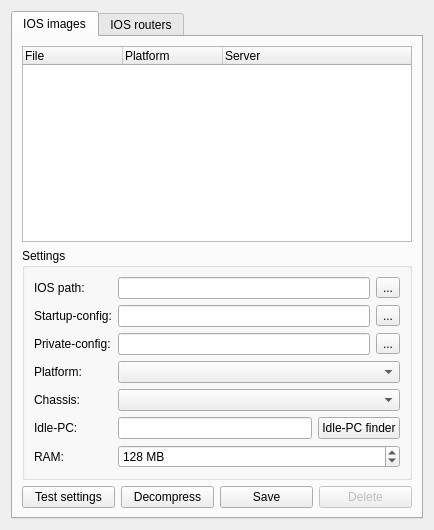
GNS3/gns3-gui, file gns3/modules/dynamips/ui/ios_router_preferences_page.ui: the form before one commit.
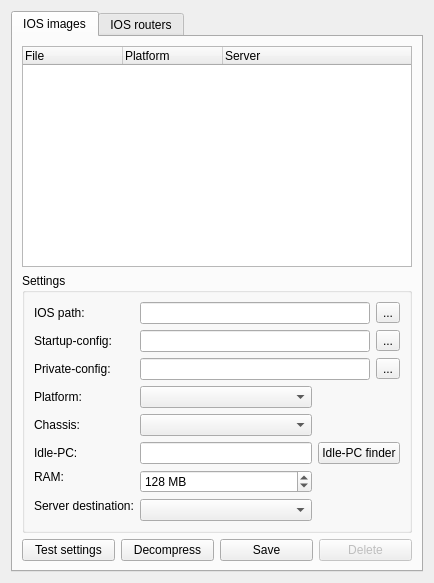
The form after the commit.

Commit message: Add server type ComboBox to IOS images preferences

```diff
--- a/gns3/modules/dynamips/ui/ios_router_preferences_page.ui
+++ b/gns3/modules/dynamips/ui/ios_router_preferences_page.ui
@@ -7,7 +7,7 @@
     <x>0</x>
     <y>0</y>
     <width>434</width>
-    <height>530</height>
+    <height>583</height>
    </rect>
   </property>
   <property name="windowTitle">
@@ -131,6 +131,9 @@
             </property>
            </widget>
           </item>
+          <item row="3" column="1">
+           <widget class="QComboBox" name="uiPlatformComboBox"/>
+          </item>
           <item row="4" column="0">
            <widget class="QLabel" name="uiChassisLabel">
             <property name="text">
@@ -138,6 +141,9 @@
             </property>
            </widget>
           </item>
+          <item row="4" column="1">
+           <widget class="QComboBox" name="uiChassisComboBox"/>
+          </item>
           <item row="5" column="0">
            <widget class="QLabel" name="uiIdlePCLabel">
             <property name="text">
@@ -169,13 +175,7 @@
             </property>
            </widget>
           </item>
-          <item row="3" column="1" colspan="2">
-           <widget class="QComboBox" name="uiPlatformComboBox"/>
-          </item>
-          <item row="4" column="1" colspan="2">
-           <widget class="QComboBox" name="uiChassisComboBox"/>
-          </item>
-          <item row="6" column="1" colspan="2">
+          <item row="6" column="1" rowspan="2">
            <widget class="QSpinBox" name="uiRAMSpinBox">
             <property name="suffix">
              <string> MB</string>
@@ -194,6 +194,16 @@
             </property>
            </widget>
           </item>
+          <item row="7" column="0" rowspan="2">
+           <widget class="QLabel" name="uiServerTypeLabel">
+            <property name="text">
+             <string>Server destination:</string>
+            </property>
+           </widget>
+          </item>
+          <item row="8" column="1">
+           <widget class="QComboBox" name="uiServerTypeComboBox"/>
+          </item>
          </layout>
         </widget>
        </item>
```
The commit also changes 6 other files.
